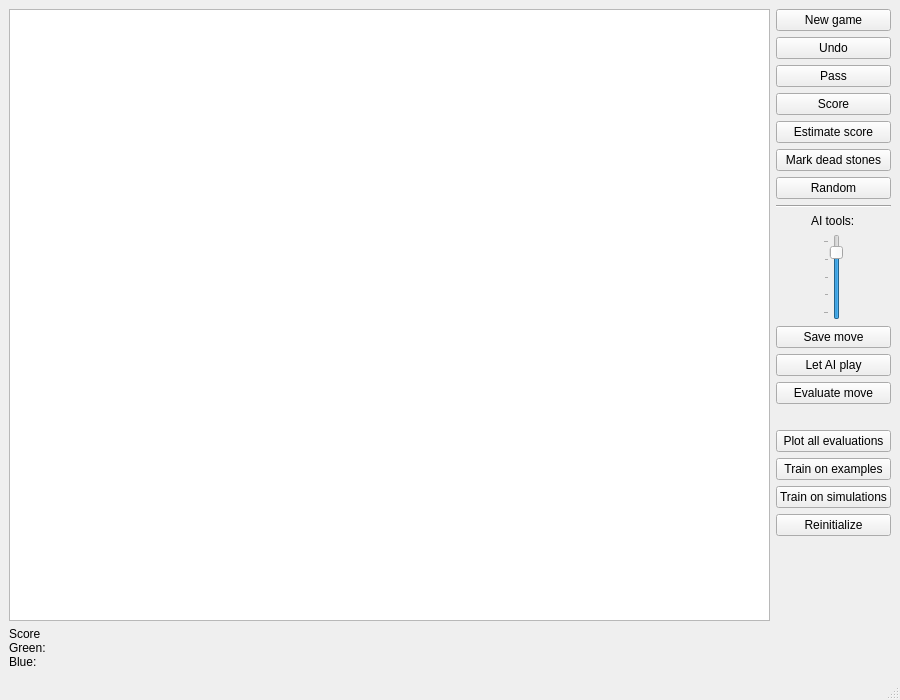
Before: the Qt Designer form cpp/TrigoTrain/src/mainwindow.ui in jhlq/Trigo, drawn with Qt 5.
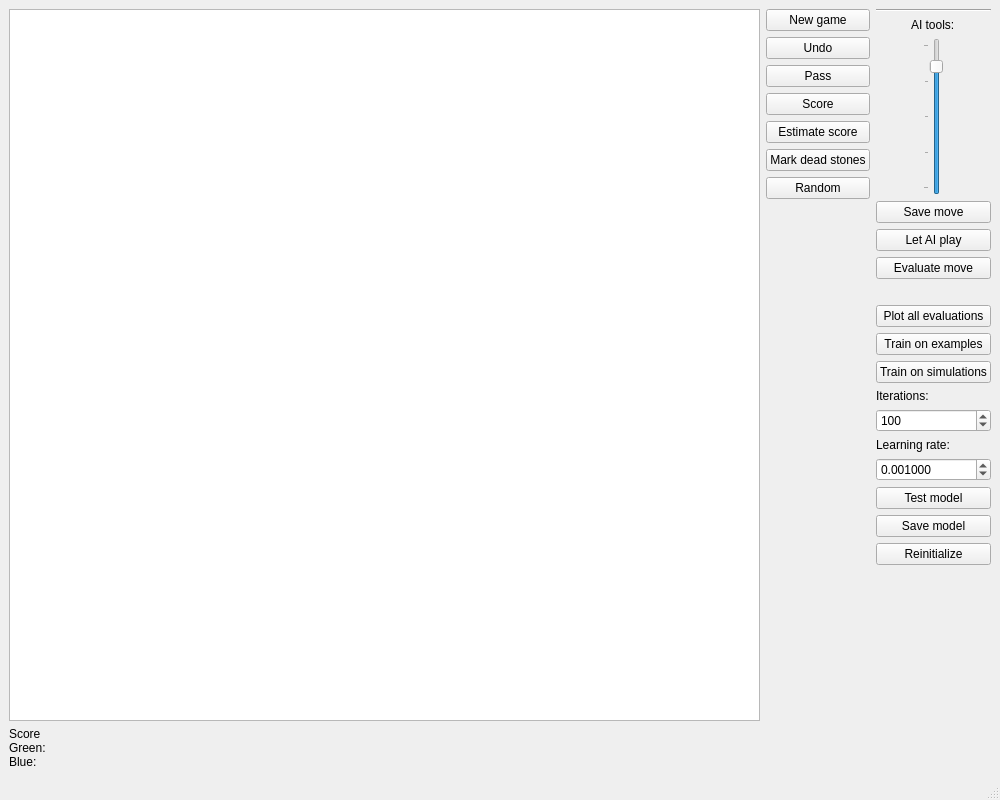
After: the same form once the commit is applied.

```diff
--- a/cpp/TrigoTrain/src/mainwindow.ui
+++ b/cpp/TrigoTrain/src/mainwindow.ui
@@ -6,8 +6,8 @@
    <rect>
     <x>0</x>
     <y>0</y>
-    <width>900</width>
-    <height>700</height>
+    <width>1000</width>
+    <height>800</height>
    </rect>
   </property>
   <property name="windowTitle">
@@ -28,7 +28,7 @@
        </widget>
       </item>
       <item>
-       <layout class="QVBoxLayout" name="verticalLayout">
+       <layout class="QVBoxLayout" name="verticalLayout_2">
         <item>
          <widget class="QPushButton" name="newGameButton">
           <property name="text">
@@ -79,6 +79,23 @@
          </widget>
         </item>
         <item>
+         <spacer name="verticalSpacer_2">
+          <property name="orientation">
+           <enum>Qt::Vertical</enum>
+          </property>
+          <property name="sizeHint" stdset="0">
+           <size>
+            <width>20</width>
+            <height>40</height>
+           </size>
+          </property>
+         </spacer>
+        </item>
+       </layout>
+      </item>
+      <item>
+       <layout class="QVBoxLayout" name="verticalLayout">
+        <item>
          <widget class="Line" name="line">
           <property name="orientation">
            <enum>Qt::Horizontal</enum>
@@ -175,6 +192,69 @@
           </property>
          </widget>
         </item>
+        <item>
+         <widget class="QLabel" name="label_2">
+          <property name="text">
+           <string>Iterations:</string>
+          </property>
+         </widget>
+        </item>
+        <item>
+         <widget class="QSpinBox" name="iterationsSpinBox">
+          <property name="minimum">
+           <number>1</number>
+          </property>
+          <property name="maximum">
+           <number>1000000</number>
+          </property>
+          <property name="singleStep">
+           <number>100</number>
+          </property>
+          <property name="value">
+           <number>100</number>
+          </property>
+         </widget>
+        </item>
+        <item>
+         <widget class="QLabel" name="label_3">
+          <property name="text">
+           <string>Learning rate:</string>
+          </property>
+         </widget>
+        </item>
+        <item>
+         <widget class="QDoubleSpinBox" name="learningrateSpinBox">
+          <property name="decimals">
+           <number>6</number>
+          </property>
+          <property name="minimum">
+           <double>0.000001000000000</double>
+          </property>
+          <property name="maximum">
+           <double>1.000000000000000</double>
+          </property>
+          <property name="singleStep">
+           <double>0.001000000000000</double>
+          </property>
+          <property name="value">
+           <double>0.001000000000000</double>
+          </property>
+         </widget>
+        </item>
+        <item>
+         <widget class="QPushButton" name="testModelButton">
+          <property name="text">
+           <string>Test model</string>
+          </property>
+         </widget>
+        </item>
+        <item>
+         <widget class="QPushButton" name="saveModelButton">
+          <property name="text">
+           <string>Save model</string>
+          </property>
+         </widget>
+        </item>
         <item>
          <widget class="QPushButton" name="reinitButton">
           <property name="text">
```
Left out of the diff: 2 changed lines with no effect on the pictures.
